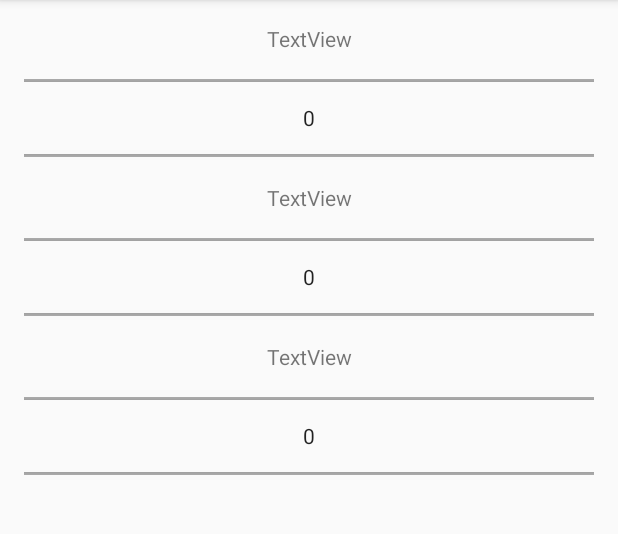
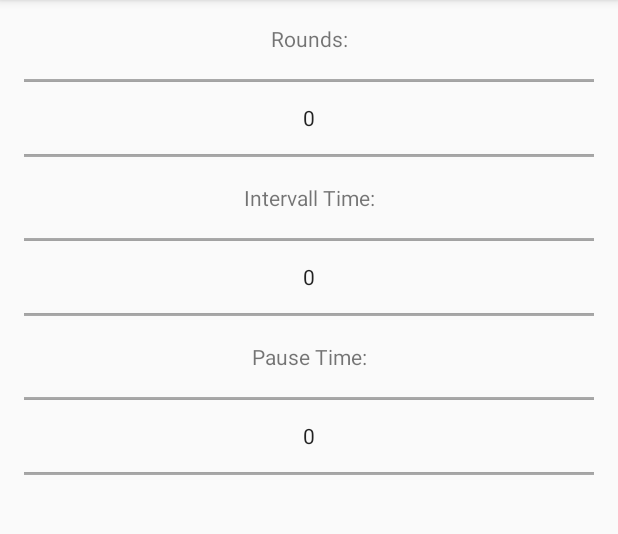
Before and after one commit to boind12/Circle-Timer, an Android app: the screen it shows after launch (MainActivity), on a phone screen of 412 x 824 dp, the part 84-618 px from its top. Run offline under Robolectric (Android 15) with nearby library versions, the phone set to English and light mode, and no system bars.

Commit message:
Updated Strings.xml
Made the app extandable to other languages

```diff
--- a/Circle-Timer/app/src/main/res/layout/content_main.xml
+++ b/Circle-Timer/app/src/main/res/layout/content_main.xml
@@ -27,7 +27,7 @@
             android:layout_height="106dp">
 
             <TextView
-                android:text="TextView"
+                android:text="@string/tV_Rounds"
                 android:layout_width="match_parent"
                 android:layout_height="wrap_content"
                 android:id="@+id/tV_Rounds"
@@ -46,7 +46,7 @@
             android:layout_height="106dp">
 
             <TextView
-                android:text="TextView"
+                android:text="@string/tV_IntervallTime"
                 android:layout_width="match_parent"
                 android:layout_height="wrap_content"
                 android:id="@+id/tV_WorkInterval"
@@ -64,7 +64,7 @@
             android:layout_height="106dp">
 
             <TextView
-                android:text="TextView"
+                android:text="@string/tV_PauseTime"
                 android:layout_width="match_parent"
                 android:layout_height="wrap_content"
                 android:id="@+id/tV_PauseInterval"
--- a/Circle-Timer/app/src/main/res/values/strings.xml
+++ b/Circle-Timer/app/src/main/res/values/strings.xml
@@ -5,4 +5,8 @@
     <string name="navigation_drawer_close">Close navigation drawer</string>
 
     <string name="action_settings">Settings</string>
+    //Strings for Main Activity
+    <string name="tV_Rounds">Rounds:</string>
+    <string name="tV_IntervallTime">Intervall Time:</string>
+    <string name="tV_PauseTime">Pause Time:</string>
 </resources>
```
